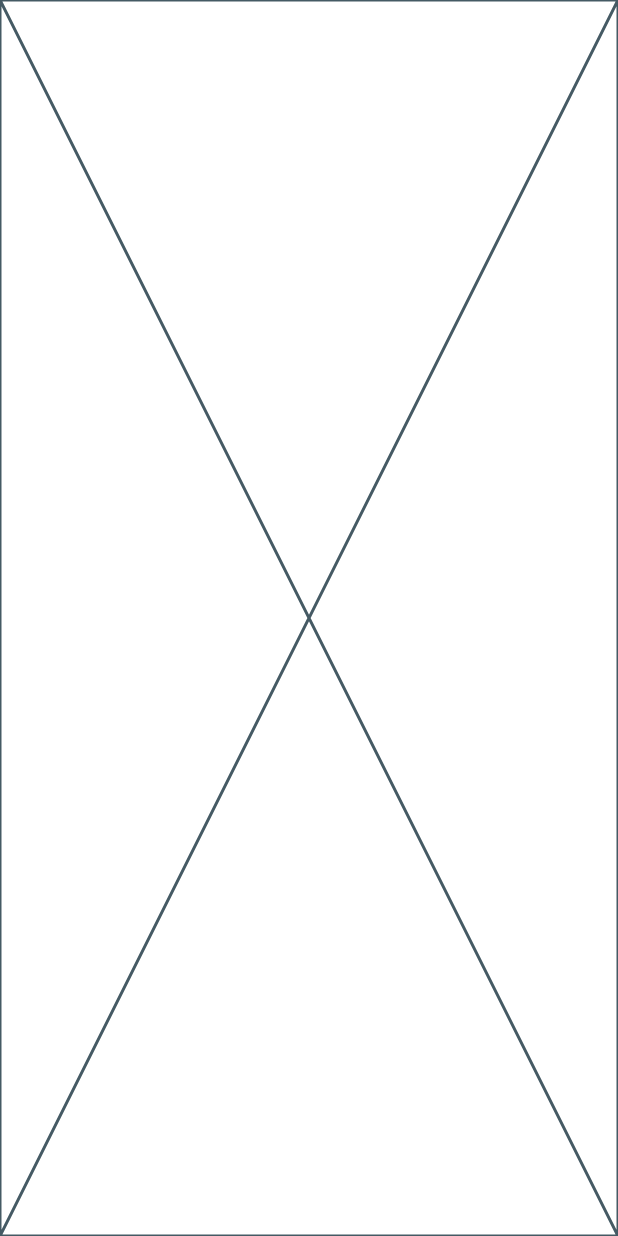
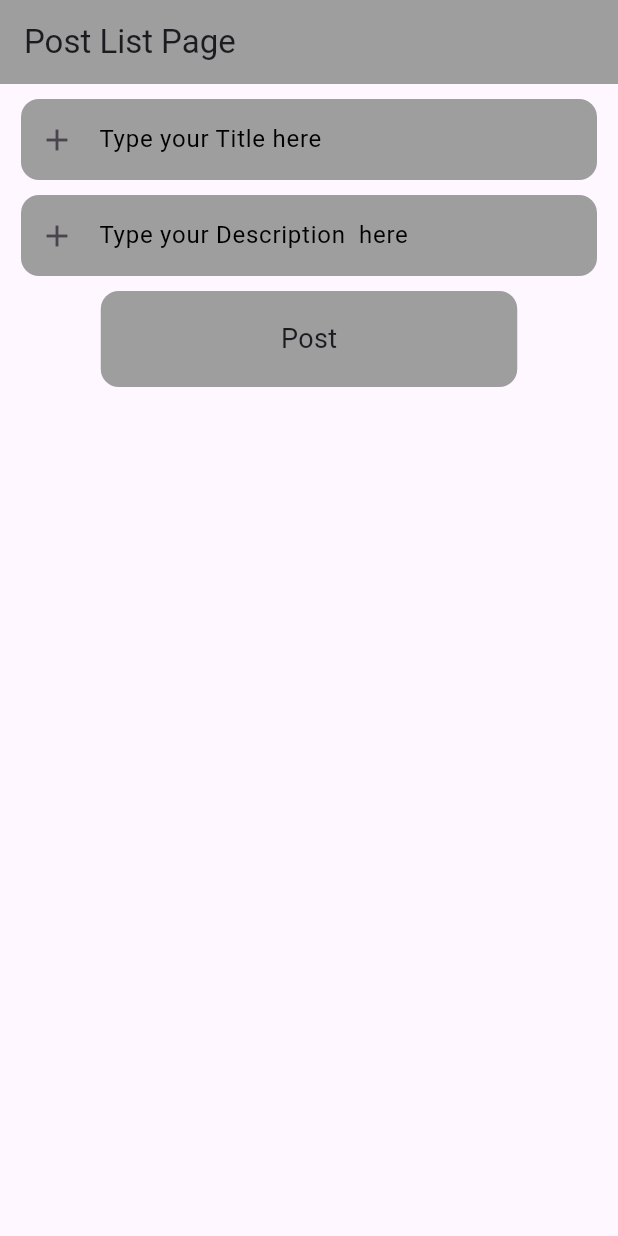
Before and after one commit to shoaib3474/flutter-from-basic, a Flutter app: the screen it shows after launch, on a phone screen of 412 x 824 dp. Run offline on Flutter 3.47's test engine with Material 3 defaults, Android fonts, the light colour scheme and no system bars.

Commit message:
add , delete and update post functionality added

```diff
--- a/lib/main.dart
+++ b/lib/main.dart
@@ -1,6 +1,7 @@
 import 'package:flutter/material.dart';
 import 'package:flutter_from_basic/flex_layout/home_page.dart';
-import 'package:flutter_from_basic/state_full_and_state_less/main_page.dart';
+import 'package:flutter_from_basic/state_full_and_state_less/post_list_page.dart';
+import 'package:flutter_from_basic/state_full_and_state_less/state_full.dart';
 
 void main() {
   runApp(MyApp());
@@ -17,7 +18,7 @@ class MyApp extends StatelessWidget {
   Widget build(BuildContext context) {
     //materialApp is app container
     return MaterialApp(
-      home: MainPage(),
+      home: PostListPage(),
       debugShowCheckedModeBanner: false,
     );
   }
--- /dev/null
+++ b/lib/models/post_model.dart
@@ -0,0 +1,5 @@
+class PostModel {
+  String? title;
+  String? description;
+  PostModel({required this.title, required this.description});
+}
--- a/lib/state_full_and_state_less/main_page.dart
+++ /dev/null
@@ -1,15 +0,0 @@
-import 'package:flutter/material.dart';
-
-class MainPage extends StatefulWidget {
-  const MainPage({super.key});
-
-  @override
-  State<MainPage> createState() => _MainPageState();
-}
-
-class _MainPageState extends State<MainPage> {
-  @override
-  Widget build(BuildContext context) {
-    return const Placeholder();
-  }
-}
--- /dev/null
+++ b/lib/state_full_and_state_less/post_list_page.dart
@@ -0,0 +1,139 @@
+import 'package:flutter/material.dart';
+import 'package:flutter_from_basic/models/post_model.dart';
+
+class PostListPage extends StatefulWidget {
+  const PostListPage({super.key});
+
+  @override
+  State<PostListPage> createState() => _PostListPageState();
+}
+
+TextEditingController titleController = TextEditingController();
+TextEditingController descController = TextEditingController();
+List<PostModel> postList = [];
+int? editIndex;
+
+class _PostListPageState extends State<PostListPage> {
+  @override
+  Widget build(BuildContext context) {
+    return Scaffold(
+      appBar: AppBar(
+        backgroundColor: Colors.grey,
+        title: Text('Post List Page'),
+      ),
+      body: Padding(
+        padding: const EdgeInsets.symmetric(horizontal: 14, vertical: 10),
+        child: Column(
+          children: [
+            Container(
+              decoration: BoxDecoration(
+                  color: Colors.grey, borderRadius: BorderRadius.circular(12)),
+              child: TextField(
+                controller: titleController,
+                decoration: InputDecoration(
+                    border: InputBorder.none, // Remove the bottom line
+                    contentPadding: EdgeInsets.symmetric(
+                        vertical: 15), // Adjust the padding
+
+                    hintText: 'Type your Title here',
+                    prefixIcon: Icon(Icons.add),
+                    hintStyle: TextStyle(color: Colors.black)),
+              ),
+            ),
+            SizedBox(
+              height: 10,
+            ),
+            Container(
+              decoration: BoxDecoration(
+                  color: Colors.grey, borderRadius: BorderRadius.circular(12)),
+              child: TextField(
+                controller: descController,
+                decoration: InputDecoration(
+                    border: InputBorder.none, // Remove the bottom line
+                    contentPadding: EdgeInsets.symmetric(
+                        vertical: 15), // Adjust the padding
+
+                    hintText: 'Type your Description  here',
+                    prefixIcon: Icon(Icons.add),
+                    hintStyle: TextStyle(color: Colors.black)),
+              ),
+            ),
+            GestureDetector(
+              onTap: () {
+                setState(() {
+                  if (editIndex == Null) {
+                    postList.add(PostModel(
+                        title: titleController.text,
+                        description: descController.text));
+                  } else {
+                    var exitingPostList = postList[editIndex!];
+                    exitingPostList.title = titleController.text;
+                    exitingPostList.description = descController.text;
+                    setState(() {
+                      postList[editIndex!] = exitingPostList;
+                      editIndex = null;
+                    });
+                  }
+                  // ignore: avoid_function_literals_in_foreach_calls
+                  [titleController, descController].forEach((e) => e.clear());
+                });
+              },
+              child: Container(
+                margin: EdgeInsets.only(top: 10),
+                decoration: BoxDecoration(
+                    color: Colors.grey,
+                    borderRadius: BorderRadius.circular(12)),
+                padding: EdgeInsets.symmetric(horizontal: 120, vertical: 19),
+                child: Text(
+                  editIndex == null ? 'Post' : 'update',
+                  style: TextStyle(fontSize: 18),
+                ),
+              ),
+            ),
+            SizedBox(
+              height: 30,
+            ),
+            Expanded(
+              child: ListView.builder(
+                itemCount: postList.length,
+                itemBuilder: (context, index) {
+                  return Card(
+                    child: ListTile(
+                      title: Text('${postList[index].title} $index'),
+                      subtitle: Text('${postList[index].description} $index'),
+                      trailing: Row(
+                        mainAxisSize: MainAxisSize.min,
+                        children: [
+                          IconButton(
+                              onPressed: () {
+                                setState(() {
+                                  titleController.text = postList[index].title!;
+                                  descController.text =
+                                      postList[index].description!;
+                                  editIndex = index;
+                                });
+                              },
+                              icon: Icon(Icons.edit)),
+                          IconButton(
+                              onPressed: () {
+                                setState(() {
+                                  postList.removeAt(index);
+                                });
+                              },
+                              icon: Icon(
+                                Icons.delete,
+                                color: Colors.red,
+                              ))
+                        ],
+                      ),
+                    ),
+                  );
+                },
+              ),
+            )
+          ],
+        ),
+      ),
+    );
+  }
+}
```
Also changed, not shown: lib/state_full_and_state_less/state_full.dart (added, +51 -0 lines).
